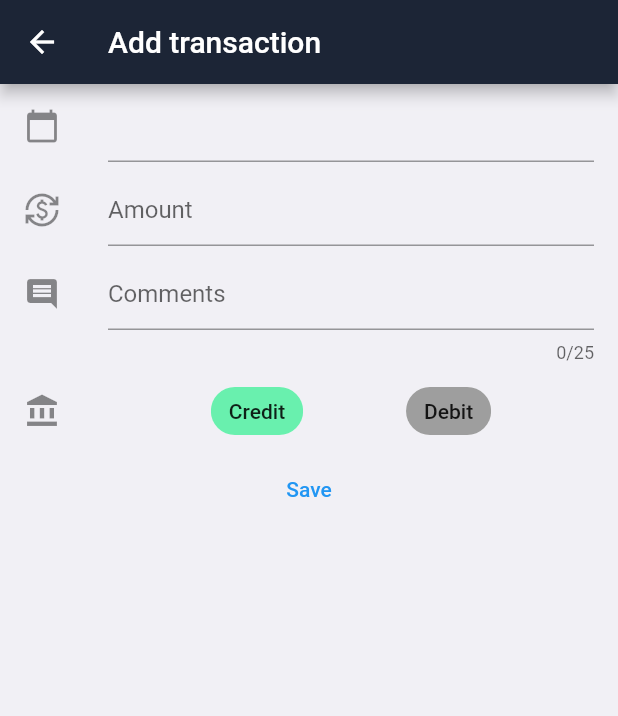
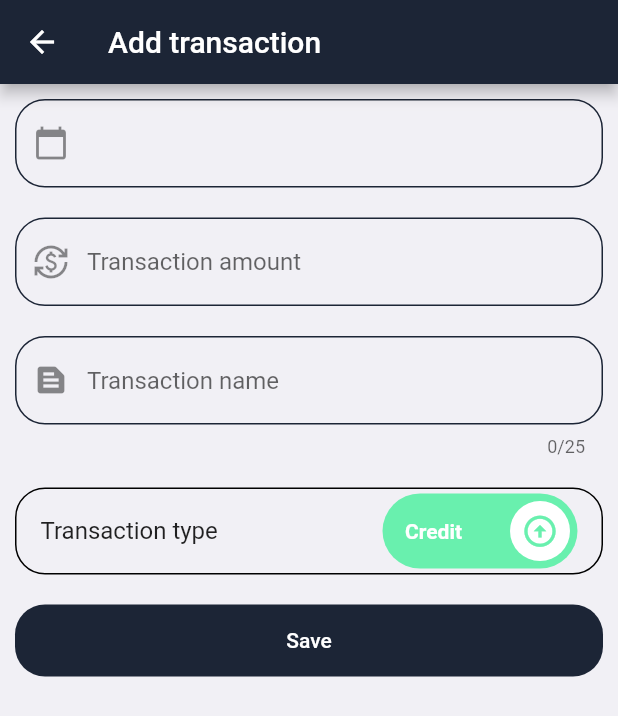
Before and after one commit to Aswatth/myCashFlow, a Flutter app: the TransactionPage screen opened directly, after a tap on the "add" icon, on a phone screen of 412 x 824 dp. Shown: the top 716 px of the screen. Run offline on Flutter 3.47's test engine with Material 2 defaults, Android fonts, the phone set to English and light mode, and no system bars; drawn by our look-alikes of date_time_picker, lite_rolling_switch; our stand-ins replace sqflite; accounts and stored records are empty.

Commit message:
UI changes to transaction page

```diff
--- a/lib/pages/add-transaction-page.dart
+++ b/lib/pages/add-transaction-page.dart
@@ -1,5 +1,6 @@
 import 'package:date_time_picker/date_time_picker.dart';
 import 'package:flutter/material.dart';
+import 'package:lite_rolling_switch/lite_rolling_switch.dart';
 import 'package:my_cash_flow/models/account-model.dart';
 import 'package:my_cash_flow/models/transaction-model.dart';
 import 'package:my_cash_flow/models/transactionTypeEnum.dart';
@@ -20,16 +21,21 @@ class _AddTransactionPageState extends State<AddTransactionPage> {
   final GlobalKey<FormState> _formKey = GlobalKey<FormState>();
 
   saveTransaction() async {
-    int selectedAccountId = await AccountDbHelper.instance.getSelectedAccountId();
+    int selectedAccountId =
+        await AccountDbHelper.instance.getSelectedAccountId();
     transactionModel.transactionType = _selectedTransactionType;
     transactionModel.accountId = selectedAccountId;
 
     //print(transactionModel.toJson());
-    TransactionDbHelper.instance.insert(transactionModel).then((value){
+    TransactionDbHelper.instance.insert(transactionModel).then((value) {
       Navigator.pop(context); //Popping add transaction page
       Navigator.pop(context); //Popping old transaction page
 
-      Navigator.push(context, MaterialPageRoute(builder: (context) => BasePage(pageIndex: 1),));
+      Navigator.push(
+          context,
+          MaterialPageRoute(
+            builder: (context) => BasePage(pageIndex: 1),
+          ));
     });
     /*if(_formKey.currentState!.validate()){
 
@@ -46,23 +52,32 @@ class _AddTransactionPageState extends State<AddTransactionPage> {
   Widget build(BuildContext context) {
     return Scaffold(
       appBar: AppBar(
-        title: Text("Add transaction"),
+        title: const Text("Add transaction"),
       ),
-      body: Column(
+      body: Form(
+          child: ListView(
         children: [
-          Form(child:
-            Column(
-              children: [
-                ListTile(
-                    leading: Icon(Icons.calendar_today),
-                    title: DateTimePicker(
+          DateTimePicker(
+            decoration: const InputDecoration(
+              prefixIcon: Icon(Icons.calendar_today),
+              enabledBorder: OutlineInputBorder(
+                  borderRadius: BorderRadius.all(Radius.circular(20.0)),
+                  borderSide: BorderSide(
+                    color: Color(0xFF1C2536),
+                  )),
+              focusedBorder: OutlineInputBorder(
+                  borderRadius: BorderRadius.all(Radius.circular(20.0)),
+                  borderSide: BorderSide(
+                    color: Color(0xFF1C2536),
+                  )),
+            ),
             //key: _formKey,
-                      type: DateTimePickerType.dateTime,
+            type: DateTimePickerType.date,
             dateMask: "dd-MMM-yyyy",
             firstDate: DateTime(1999),
             lastDate: DateTime(2100),
-                      validator: (value){
-                        if(value == null || value.isEmpty) {
+            validator: (value) {
+              if (value == null || value.isEmpty) {
                 return "Date cannot be empty";
               }
               return null;
@@ -73,15 +88,26 @@ class _AddTransactionPageState extends State<AddTransactionPage> {
                 print(transactionModel.transactionDate);
               });
             },
-                    )),
-                ListTile(
-                  leading: Icon(Icons.currency_exchange),
-                  title: TextFormField(
+          ),
+          TextFormField(
             //key: _formKey,
             keyboardType: TextInputType.number,
-                    decoration: InputDecoration(hintText: "Amount"),
-                    validator: (String? value){
-                      if(value == null || value.isEmpty) {
+            decoration: const InputDecoration(
+              hintText: "Transaction amount",
+              prefixIcon: Icon(Icons.currency_exchange),
+              enabledBorder: OutlineInputBorder(
+                  borderRadius: BorderRadius.all(Radius.circular(20.0)),
+                  borderSide: BorderSide(
+                    color: Color(0xFF1C2536),
+                  )),
+              focusedBorder: OutlineInputBorder(
+                  borderRadius: BorderRadius.all(Radius.circular(20.0)),
+                  borderSide: BorderSide(
+                    color: Color(0xFF1C2536),
+                  )),
+            ),
+            validator: (String? value) {
+              if (value == null || value.isEmpty) {
                 return "Amount cannot be empty";
               }
               return null;
@@ -90,61 +116,79 @@ class _AddTransactionPageState extends State<AddTransactionPage> {
               transactionModel.amount = double.parse(_);
             },
           ),
-                ),
-                ListTile(
-                  leading: Icon(Icons.comment),
-                  title: TextFormField(
+          TextFormField(
             //key: _formKey,
             keyboardType: TextInputType.text,
             maxLength: 25,
-                    decoration: InputDecoration(hintText: "Comments"),
+            decoration: const InputDecoration(
+              hintText: "Transaction name",
+              prefixIcon: Icon(Icons.text_snippet),
+              enabledBorder: OutlineInputBorder(
+                borderRadius: BorderRadius.all(Radius.circular(20.0)),
+                borderSide: BorderSide(
+                  color: Color(0xFF1C2536),
+                ),
+              ),
+              focusedBorder: OutlineInputBorder(
+                borderRadius: BorderRadius.all(Radius.circular(20.0)),
+                borderSide: BorderSide(
+                  color: Color(0xFF1C2536),
+                ),
+              ),
+            ),
+            validator: (value) {
+              if (value == null || value.isEmpty) {
+                return "Comments cannot be empty";
+              }
+              return null;
+            },
             onChanged: (_) {
               transactionModel.comments = _;
             },
           ),
-                ),
           ListTile(
-                  leading: Icon(Icons.account_balance),
-                  title: Row(
-                    mainAxisAlignment: MainAxisAlignment.spaceEvenly,
-                    children: [
-                      ActionChip(
-                        label: Text("Credit"),
-                        onPressed: () {
+            shape: RoundedRectangleBorder(
+                side: BorderSide(width: 1),
+                borderRadius: BorderRadius.circular(20.0)),
+            title: Text("Transaction type"),
+            trailing: LiteRollingSwitch(
+              value: _selectedTransactionType == TransactionType.CREDIT,
+              textOn: "Credit",
+              textOff: "Debit",
+              colorOn: Colors.greenAccent,
+              colorOff: Colors.redAccent,
+              iconOn: Icons.arrow_circle_up,
+              iconOff: Icons.arrow_circle_down,
+              onChanged: (bool value) {
                 setState(() {
-                            _selectedTransactionType = TransactionType.CREDIT;
+                  _selectedTransactionType =
+                      value ? TransactionType.CREDIT : TransactionType.DEBIT;
                 });
               },
-                        backgroundColor:
-                        _selectedTransactionType == TransactionType.CREDIT
-                            ? Colors.greenAccent
-                            : Colors.grey,
-                      ),
-                      ActionChip(
-                        label: Text("Debit"),
-                        onPressed: () {
-                          setState(() {
-                            _selectedTransactionType = TransactionType.DEBIT;
-                          });
-                        },
-                        backgroundColor:
-                        _selectedTransactionType == TransactionType.DEBIT
-                            ? Colors.greenAccent
-                            : Colors.grey,
-                      ),
-                    ],
+              onSwipe: () {},
+              onTap: () {},
+              onDoubleTap: () {},
             ),
           ),
-              ],
-            )
+          Container(
+            decoration: BoxDecoration(
+              color: const Color(0xFF1C2536),
+              borderRadius: BorderRadius.circular(20.0)
             ),
-          TextButton(
+            child: TextButton(
               onPressed: () {
                 saveTransaction();
               },
-              child: Text("Save"))
-        ],
+              child: Text("Save", style: TextStyle(color: Colors.white),),
             ),
+          )
+        ]
+            .map((e) => Padding(
+                  padding: const EdgeInsets.all(10.0),
+                  child: e,
+                ))
+            .toList(),
+      )),
     );
   }
 }
--- a/lib/pages/transaction-page.dart
+++ b/lib/pages/transaction-page.dart
@@ -1,5 +1,5 @@
 import 'package:flutter/material.dart';
-import 'package:flutter_slidable/flutter_slidable.dart';
+import 'package:intl/intl.dart';
 import 'package:my_cash_flow/models/transaction-model.dart';
 import 'package:my_cash_flow/models/transactionTypeEnum.dart';
 import 'package:my_cash_flow/pages/add-transaction-page.dart';
@@ -16,14 +16,19 @@ class TransactionPage extends StatefulWidget {
 class _TransactionPageState extends State<TransactionPage> {
   List<TransactionModel> transactionList = [];
 
+  String currency = "";
+
   getTransactions() async {
-    int selectedAccountId = await AccountDbHelper.instance.getSelectedAccountId();
-    List<TransactionModel> data =
-        await TransactionDbHelper.instance.getAll(selectedAccountId);
+    AccountModel? selectedAccount = await AccountDbHelper.instance.getSelectedAccount();
 
-    setState(() {
-      transactionList = data;
-    });
+    if(selectedAccount != null){
+      transactionList =
+      await TransactionDbHelper.instance.getAll(selectedAccount.id!);
+
+      setState(() {
+        currency = selectedAccount.currency;
+      });
+    }
   }
 
   deleteTransaction(int id) async {
@@ -60,25 +65,18 @@ class _TransactionPageState extends State<TransactionPage> {
         itemCount: transactionList.length,
         itemBuilder: (context, index) {
           TransactionModel transactionModel = transactionList[index];
-          return Slidable(
-            endActionPane: ActionPane(
-              motion: const BehindMotion(),
-              children: [
-                SlidableAction(
-                    icon: Icons.delete,
-                    backgroundColor: Colors.redAccent,
-                    onPressed: (_) {
-                      deleteTransaction(transactionList[index].id!);
-                    }),
-              ],
+          return Card(
+            shape: RoundedRectangleBorder(
+              borderRadius: BorderRadius.circular(20.0)
             ),
             child: ListTile(
-              title: Text(transactionModel.amount.toString()),
-              subtitle: Text(transactionModel.transactionDate.toString()),
-              trailing:
-                  transactionModel.transactionType == TransactionType.CREDIT
-                      ? const Text("CREDIT")
-                      : const Text("DEBIT"),
+              leading: transactionModel.transactionType == TransactionType.CREDIT? Icon(Icons.arrow_circle_up, color: Colors.green,) :Icon(Icons.arrow_circle_down, color: Colors.red,),
+              title: Text(transactionModel.comments),
+              subtitle: Text(DateFormat("dd-MMM-yyyy").format(transactionModel.transactionDate!).toString()),
+              trailing: Text("$currency ${transactionModel.amount!.toStringAsFixed(2)}"),
+              onLongPress: (){
+                deleteTransaction(transactionModel.id!);
+              },
             ),
           );
         },
--- a/pubspec.yaml
+++ b/pubspec.yaml
@@ -35,10 +35,10 @@ dependencies:
   # Use with the CupertinoIcons class for iOS style icons.
   cupertino_icons: ^1.0.2
   path_provider: ^2.0.14
-  flutter_slidable:
+  lite_rolling_switch:
   sqflite:
   intl:
-  date_time_picker: ^2.1.0
+  date_time_picker:
 
 dev_dependencies:
   flutter_test:
```
Also changed, not shown: pubspec.lock. Lines whose indentation alone changed are shown as unchanged.
